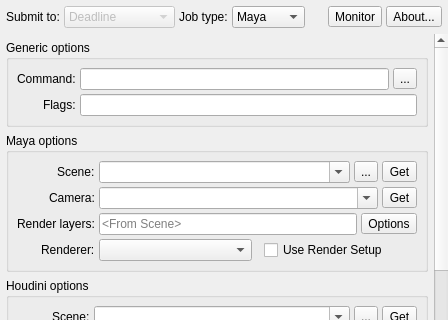
Before: the Qt Designer form ui/render_submit.ui in mjbonnington/icarus-gps, drawn with Qt 5; both pictures show x 0 to 448 and y 0 to 320 of the 448 by 480 pixel window.
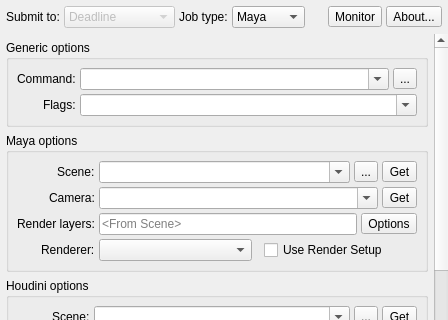
After: the same form once the commit is applied. Icons and pictures are not drawn.

Commit message: Render submitter fixed

Patch:
```diff
--- a/ui/render_submit.ui
+++ b/ui/render_submit.ui
@@ -265,12 +265,12 @@
                <number>0</number>
               </property>
               <item>
-               <widget class="QLineEdit" name="command_lineEdit">
+               <widget class="QComboBox" name="command_comboBox">
                 <property name="toolTip">
                  <string>&lt;html&gt;&lt;head/&gt;&lt;body&gt;&lt;p&gt;Path to the command executable.&lt;/p&gt;&lt;/body&gt;&lt;/html&gt;</string>
                 </property>
-                <property name="text">
-                 <string/>
+                <property name="editable">
+                 <bool>true</bool>
                 </property>
                 <property name="xmlTag" stdset="0">
                  <string>command</string>
@@ -315,12 +315,12 @@
                <number>0</number>
               </property>
               <item>
-               <widget class="QLineEdit" name="flags_lineEdit">
+               <widget class="QComboBox" name="flags_comboBox">
                 <property name="toolTip">
                  <string>&lt;html&gt;&lt;head/&gt;&lt;body&gt;&lt;p&gt;Allows additional command-line flags to be specified.&lt;/p&gt;&lt;/body&gt;&lt;/html&gt;</string>
                 </property>
-                <property name="text">
-                 <string/>
+                <property name="editable">
+                 <bool>true</bool>
                 </property>
                 <property name="xmlTag" stdset="0">
                  <string>flags</string>
```
Left out of the diff: 12 changed lines with no effect on the pictures. The commit also changes 22 other files.
